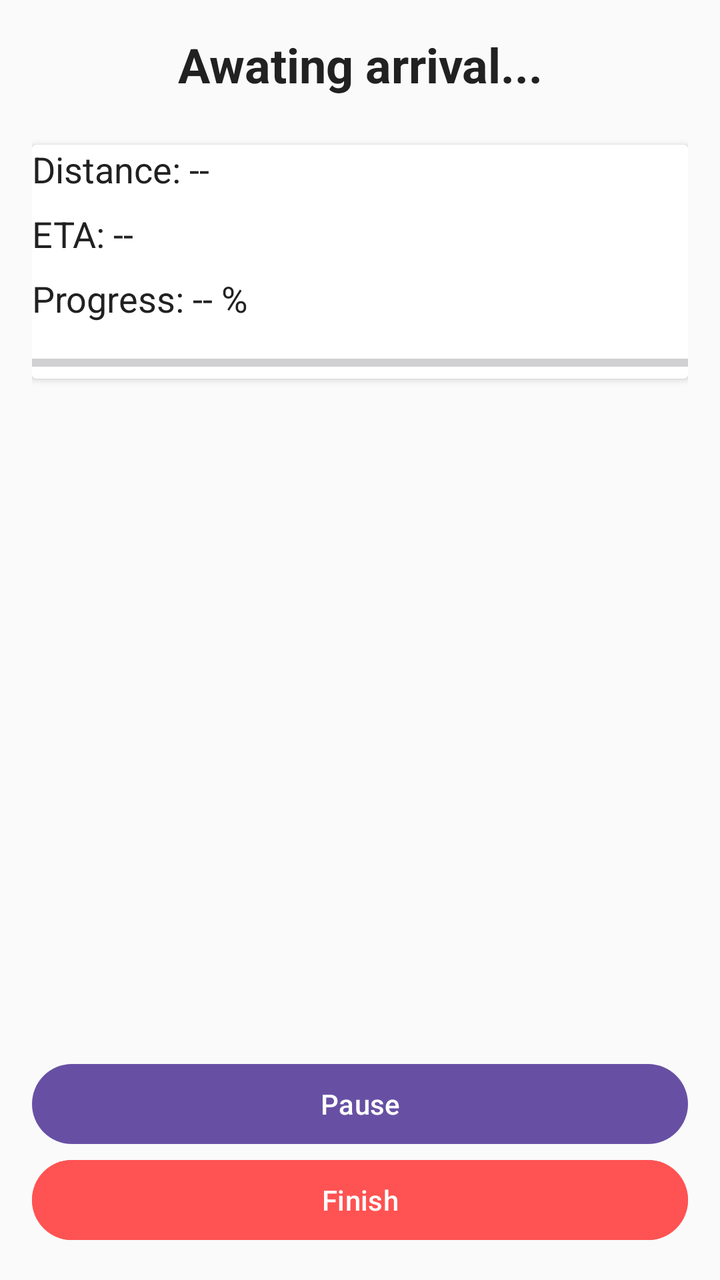
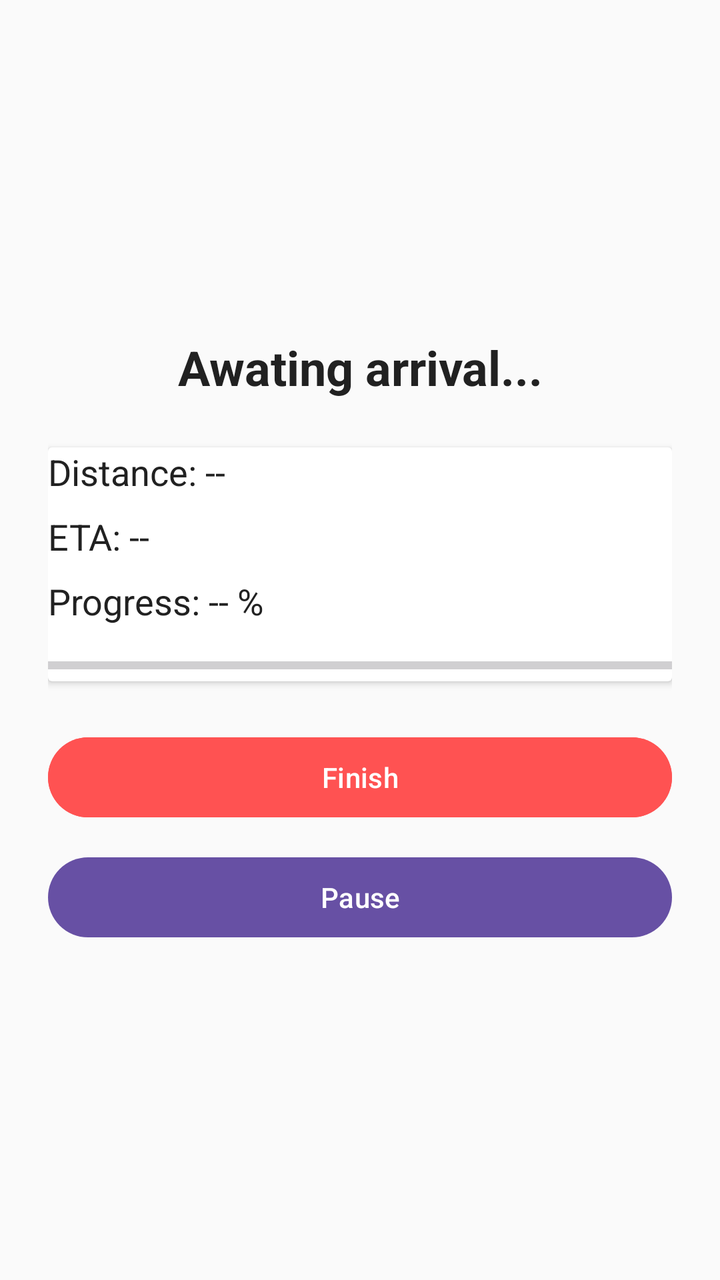

An Android layout rendered at two revisions. The XML below is the earlier revision; the diff shows what the commit changed to produce the second picture.
<!-- AndroidManifest.xml: application theme Theme.AreWeThereYet -->
<!-- res/layout/activity_reaching_destination.xml -->
<?xml version="1.0" encoding="utf-8"?>
<androidx.constraintlayout.widget.ConstraintLayout
    xmlns:android="http://schemas.android.com/apk/res/android"
    xmlns:app="http://schemas.android.com/apk/res-auto"
    android:id="@+id/main"
    android:layout_width="match_parent"
    android:layout_height="match_parent"
    android:padding="16dp"
    android:background="#FAFAFA">

    
    <TextView
        android:id="@+id/titleText"
        android:layout_width="0dp"
        android:layout_height="wrap_content"
        android:text="@string/awating_arrival"
        android:textSize="24sp"
        android:textStyle="bold"
        android:textColor="#212121"
        android:gravity="center"
        app:layout_constraintTop_toTopOf="parent"
        app:layout_constraintStart_toStartOf="parent"
        app:layout_constraintEnd_toEndOf="parent"/>

    
    <androidx.cardview.widget.CardView
        android:layout_width="0dp"
        android:layout_height="wrap_content"
        android:layout_marginTop="24dp"
        android:padding="16dp"
        app:layout_constraintTop_toBottomOf="@id/titleText"
        app:layout_constraintStart_toStartOf="parent"
        app:layout_constraintEnd_toEndOf="parent">

        <LinearLayout
            android:layout_width="match_parent"
            android:layout_height="wrap_content"
            android:orientation="vertical">

            <TextView
                android:id="@+id/distanceText"
                android:layout_width="wrap_content"
                android:layout_height="wrap_content"
                android:text="@string/distance"
                android:textSize="18sp"
                android:textColor="#212121"
                android:layout_marginBottom="8dp"/>

            <TextView
                android:id="@+id/etaText"
                android:layout_width="wrap_content"
                android:layout_height="wrap_content"
                android:text="@string/eta"
                android:textSize="18sp"
                android:textColor="#212121"
                android:layout_marginBottom="8dp"/>

            <TextView
                android:id="@+id/percentText"
                android:layout_width="wrap_content"
                android:layout_height="wrap_content"
                android:text="@string/progress"
                android:textSize="18sp"
                android:textColor="#212121"
                android:layout_marginBottom="12dp"/>

            <ProgressBar
                android:id="@+id/progressBar"
                style="?android:attr/progressBarStyleHorizontal"
                android:layout_width="match_parent"
                android:layout_height="wrap_content"
                android:max="100"
                android:progress="0"/>
        </LinearLayout>

    </androidx.cardview.widget.CardView>

    
    <Button
        android:id="@+id/finishButton"
        android:layout_width="0dp"
        android:layout_height="wrap_content"
        android:text="@string/finish_reaching"
        android:backgroundTint="#FF5252"
        android:textColor="#FFFFFF"
        android:layout_marginTop="24dp"
        android:enabled="false"
        app:layout_constraintBottom_toBottomOf="@id/main"
        app:layout_constraintStart_toStartOf="parent"
        app:layout_constraintEnd_toEndOf="parent"/>

    
    <Button
        android:id="@+id/pauseButton"
        android:layout_width="0dp"
        android:layout_height="wrap_content"
        android:text="@string/pause_check"
        android:layout_marginTop="12dp"
        app:layout_constraintBottom_toTopOf="@id/finishButton"
        app:layout_constraintStart_toStartOf="parent"
        app:layout_constraintEnd_toEndOf="parent"/>
</androidx.constraintlayout.widget.ConstraintLayout>
<!-- resources referenced by this layout -->
<resources>
  <string name="awating_arrival">Awating arrival...</string>
  <string name="distance">Distance: --</string>
  <string name="eta">ETA: --</string>
  <string name="finish_reaching">Finish</string>
  <string name="pause_check">Pause</string>
  <string name="progress">Progress: -- %</string>
  <style name="Theme.AreWeThereYet" parent="Base.Theme.AreWeThereYet" />
  <style name="Base.Theme.AreWeThereYet" parent="Theme.Material3.DayNight.NoActionBar">
          
          
      </style>
</resources>

<!-- the commit's change to res/layout/activity_reaching_destination.xml (unified diff, before → after) -->
@@ -2,101 +2,110 @@
 <androidx.constraintlayout.widget.ConstraintLayout
     xmlns:android="http://schemas.android.com/apk/res/android"
     xmlns:app="http://schemas.android.com/apk/res-auto"
+    xmlns:tools="http://schemas.android.com/tools"
     android:id="@+id/main"
     android:layout_width="match_parent"
     android:layout_height="match_parent"
     android:padding="16dp"
     android:background="#FAFAFA">
 
-    
-    <TextView
-        android:id="@+id/titleText"
+    <LinearLayout
         android:layout_width="0dp"
         android:layout_height="wrap_content"
-        android:text="@string/awating_arrival"
-        android:textSize="24sp"
-        android:textStyle="bold"
-        android:textColor="#212121"
-        android:gravity="center"
-        app:layout_constraintTop_toTopOf="parent"
+        android:layout_marginStart="8dp"
+        android:layout_marginEnd="8dp"
+        android:orientation="vertical"
+        app:layout_constraintBottom_toBottomOf="parent"
+        app:layout_constraintEnd_toEndOf="parent"
         app:layout_constraintStart_toStartOf="parent"
-        app:layout_constraintEnd_toEndOf="parent"/>
+        app:layout_constraintTop_toTopOf="parent">
 
-    
-    <androidx.cardview.widget.CardView
-        android:layout_width="0dp"
-        android:layout_height="wrap_content"
-        android:layout_marginTop="24dp"
-        android:padding="16dp"
-        app:layout_constraintTop_toBottomOf="@id/titleText"
-        app:layout_constraintStart_toStartOf="parent"
-        app:layout_constraintEnd_toEndOf="parent">
-
-        <LinearLayout
+        <TextView
+            android:id="@+id/titleText"
             android:layout_width="match_parent"
             android:layout_height="wrap_content"
-            android:orientation="vertical">
+            android:gravity="center"
+            android:text="@string/awating_arrival"
+            android:textColor="#212121"
+            android:textSize="24sp"
+            android:textStyle="bold"
+            app:layout_constraintEnd_toEndOf="parent"
+            app:layout_constraintStart_toStartOf="parent"
+            app:layout_constraintTop_toTopOf="parent" />
 
-            <TextView
-                android:id="@+id/distanceText"
-                android:layout_width="wrap_content"
-                android:layout_height="wrap_content"
-                android:text="@string/distance"
-                android:textSize="18sp"
-                android:textColor="#212121"
-                android:layout_marginBottom="8dp"/>
+        <androidx.cardview.widget.CardView
+            android:layout_width="match_parent"
+            android:layout_height="match_parent"
+            android:layout_marginTop="24dp"
+            android:padding="16dp"
+            app:layout_constraintEnd_toEndOf="parent"
+            app:layout_constraintStart_toStartOf="parent"
+            app:layout_constraintTop_toBottomOf="@id/titleText">
 
-            <TextView
-                android:id="@+id/etaText"
-                android:layout_width="wrap_content"
-                android:layout_height="wrap_content"
-                android:text="@string/eta"
-                android:textSize="18sp"
-                android:textColor="#212121"
-                android:layout_marginBottom="8dp"/>
-
-            <TextView
-                android:id="@+id/percentText"
-                android:layout_width="wrap_content"
-                android:layout_height="wrap_content"
-                android:text="@string/progress"
-                android:textSize="18sp"
-                android:textColor="#212121"
-                android:layout_marginBottom="12dp"/>
-
-            <ProgressBar
-                android:id="@+id/progressBar"
-                style="?android:attr/progressBarStyleHorizontal"
+            <LinearLayout
                 android:layout_width="match_parent"
                 android:layout_height="wrap_content"
-                android:max="100"
-                android:progress="0"/>
-        </LinearLayout>
+                android:orientation="vertical">
 
-    </androidx.cardview.widget.CardView>
+                <TextView
+                    android:id="@+id/distanceText"
+                    android:layout_width="wrap_content"
+                    android:layout_height="wrap_content"
+                    android:layout_marginBottom="8dp"
+                    android:text="@string/distance"
+                    android:textColor="#212121"
+                    android:textSize="18sp" />
 
-    
-    <Button
-        android:id="@+id/finishButton"
-        android:layout_width="0dp"
-        android:layout_height="wrap_content"
-        android:text="@string/finish_reaching"
-        android:backgroundTint="#FF5252"
-        android:textColor="#FFFFFF"
-        android:layout_marginTop="24dp"
-        android:enabled="false"
-        app:layout_constraintBottom_toBottomOf="@id/main"
-        app:layout_constraintStart_toStartOf="parent"
-        app:layout_constraintEnd_toEndOf="parent"/>
+                <TextView
+                    android:id="@+id/etaText"
+                    android:layout_width="wrap_content"
+                    android:layout_height="wrap_content"
+                    android:layout_marginBottom="8dp"
+                    android:text="@string/eta"
+                    android:textColor="#212121"
+                    android:textSize="18sp" />
 
-    
-    <Button
-        android:id="@+id/pauseButton"
-        android:layout_width="0dp"
-        android:layout_height="wrap_content"
-        android:text="@string/pause_check"
-        android:layout_marginTop="12dp"
-        app:layout_constraintBottom_toTopOf="@id/finishButton"
-        app:layout_constraintStart_toStartOf="parent"
-        app:layout_constraintEnd_toEndOf="parent"/>
+                <TextView
+                    android:id="@+id/percentText"
+                    android:layout_width="wrap_content"
+                    android:layout_height="wrap_content"
+                    android:layout_marginBottom="12dp"
+                    android:text="@string/progress"
+                    android:textColor="#212121"
+                    android:textSize="18sp" />
+
+                <ProgressBar
+                    android:id="@+id/progressBar"
+                    style="?android:attr/progressBarStyleHorizontal"
+                    android:layout_width="match_parent"
+                    android:layout_height="wrap_content"
+                    android:max="100"
+                    android:progress="0" />
+            </LinearLayout>
+
+        </androidx.cardview.widget.CardView>
+
+        <Button
+            android:id="@+id/finishButton"
+            android:layout_width="match_parent"
+            android:layout_height="wrap_content"
+            android:layout_marginTop="24dp"
+            android:backgroundTint="#FF5252"
+            android:enabled="false"
+            android:text="@string/finish_reaching"
+            android:textColor="#FFFFFF"
+            app:layout_constraintBottom_toBottomOf="@id/main"
+            app:layout_constraintEnd_toEndOf="parent"
+            app:layout_constraintStart_toStartOf="parent" />
+
+        <Button
+            android:id="@+id/pauseButton"
+            android:layout_width="match_parent"
+            android:layout_height="wrap_content"
+            android:layout_marginTop="12dp"
+            android:text="@string/pause_check"
+            app:layout_constraintBottom_toTopOf="@id/finishButton"
+            app:layout_constraintEnd_toEndOf="parent"
+            app:layout_constraintStart_toStartOf="parent" />
+    </LinearLayout>
 </androidx.constraintlayout.widget.ConstraintLayout>
